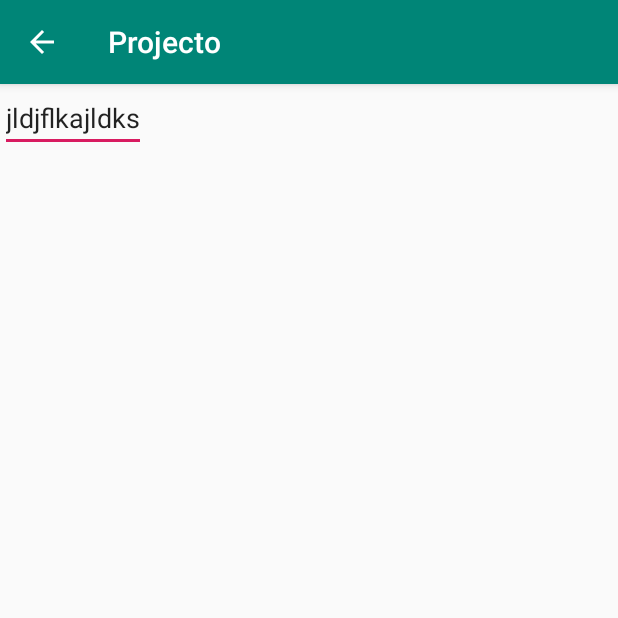
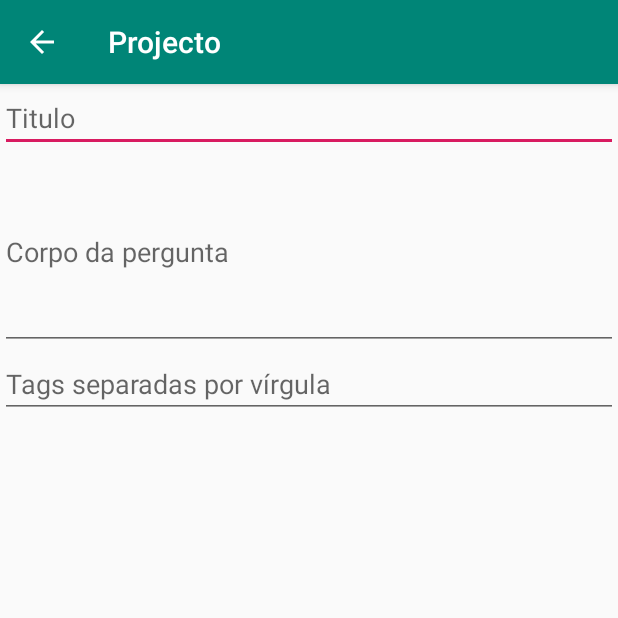
Before and after one commit to Olamundo21/QAPDM2019, an Android app: the ViewQuestionActivity screen opened directly, with no data from a screen before it, on a phone screen of 412 x 824 dp, the top half of it. Run offline under Robolectric (Android 15) with nearby library versions, the phone set to English and light mode, and no system bars; 1 statement that could not run was skipped.

```diff
--- a/app/src/main/res/layout/activity_view_question.xml
+++ b/app/src/main/res/layout/activity_view_question.xml
@@ -9,9 +9,34 @@
     tools:context=".ui.ViewQuestionActivity">
 
     <EditText
-        android:text="jldjflkajldks"
-        android:layout_width="wrap_content"
-        android:layout_height="wrap_content" />
+        android:id="@+id/title"
+        android:layout_width="match_parent"
+        android:layout_height="wrap_content"
+        android:ems="10"
+        android:hint="Titulo"
+        android:inputType="textPersonName"
+        android:text="" />
+
+    <EditText
+        android:id="@+id/body"
+        android:layout_width="match_parent"
+        android:layout_height="wrap_content"
+        android:layout_marginTop="44dp"
+        android:ems="10"
+        android:gravity="start|top"
+        android:hint="Corpo da pergunta"
+        android:inputType="textMultiLine"
+        android:lines="3"
+         />
+
+    <EditText
+        android:id="@+id/tags"
+        android:layout_width="match_parent"
+        android:layout_height="wrap_content"
+        android:ems="10"
+        android:inputType="textPersonName"
+        android:text=""
+        android:hint="Tags separadas por vírgula" />
 
     <ListView
         android:layout_width="match_parent"
```
